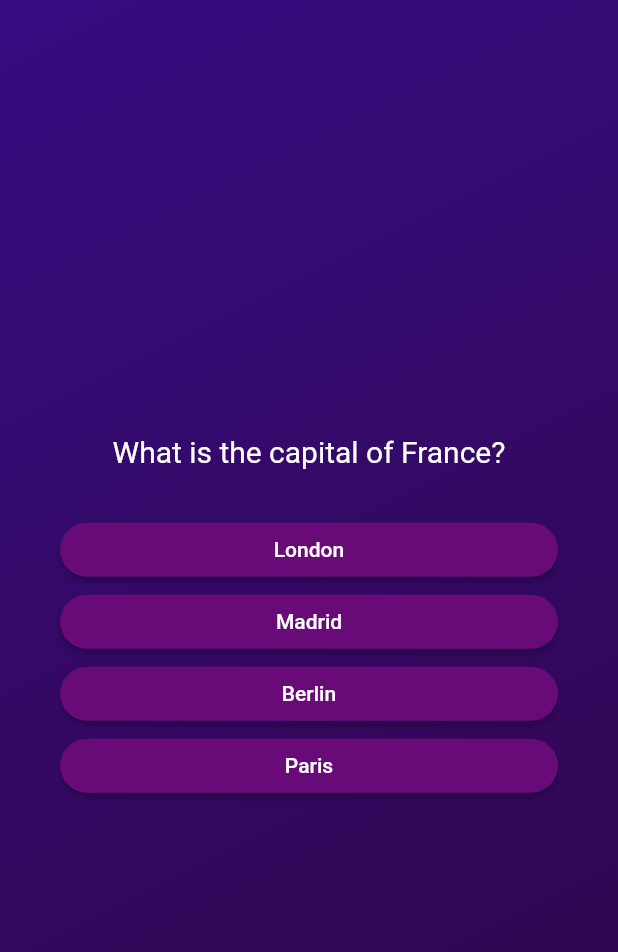
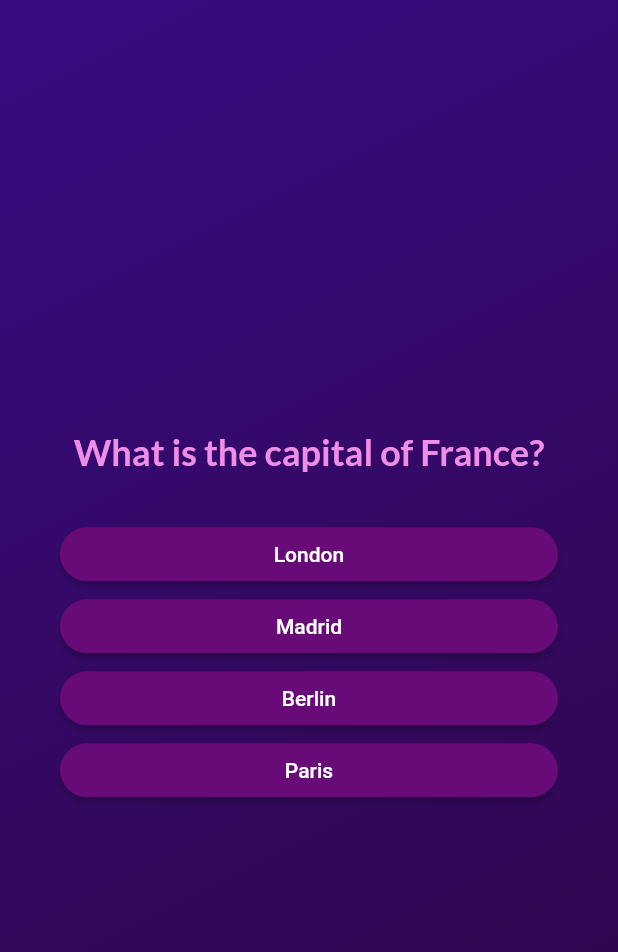
Before and after one commit to vgurguriev/quizz, a Flutter app: the screen it shows after launch, after a tap on "Start Quizz", on a phone screen of 412 x 824 dp. Shown: the top 952 px of the screen. Run offline on Flutter 3.47's test engine with Material 2 defaults, Android fonts, the phone set to English and light mode, and no system bars; our stand-ins replace google_fonts.

Commit message:
Initial commit

```diff
--- a/lib/questions_screen.dart
+++ b/lib/questions_screen.dart
@@ -1,9 +1,12 @@
 import 'package:flutter/material.dart';
+import 'package:google_fonts/google_fonts.dart';
 import 'package:quizz/answer_button.dart';
 import 'package:quizz/data/questions.dart';
 
 class QuestionsScreen extends StatefulWidget {
-  const QuestionsScreen({super.key});
+  const QuestionsScreen({super.key, required this.onSeectAnswer});
+
+  final void Function(String answer) onSeectAnswer;
 
   @override
   State<QuestionsScreen> createState() {
@@ -14,7 +17,8 @@ class QuestionsScreen extends StatefulWidget {
 class _QuestionsScreenState extends State<QuestionsScreen> {
   var currentQuestionIndex = 0;
 
-  void answerQuestion() {
+  void answerQuestion(String selectedAnswer) {
+    widget.onSeectAnswer(selectedAnswer);
     setState(() {
       currentQuestionIndex++;
     });
@@ -34,17 +38,20 @@ class _QuestionsScreenState extends State<QuestionsScreen> {
           children: [
             Text(
               currentQuestion.text,
-              style: const TextStyle(
-                color: Colors.white,
-                fontSize: 20,
+              style: GoogleFonts.lato(
+                color: const Color.fromARGB(255, 239, 142, 230),
+                fontSize: 24,
+                fontWeight: FontWeight.bold,
               ),
               textAlign: TextAlign.center,
             ),
             const SizedBox(height: 30),
             ...currentQuestion
-            .getShufflesAnswers()
-            .map((answer) => AnswerButton(answerText: answer, onTap: answerQuestion,)
-            ),
+                .getShufflesAnswers()
+                .map((answer) => AnswerButton(
+                      answerText: answer,
+                      onTap: answerQuestion,
+                    )),
           ],
         ),
       ),
--- a/lib/quiz.dart
+++ b/lib/quiz.dart
@@ -12,6 +12,7 @@ class Quiz extends StatefulWidget {
 }
 
 class _QuizState extends State<Quiz> {
+  final List<String> selectedAnswers = [];
   var activeScreen = 'start-screen';
 
   switchScreen() {
@@ -20,11 +21,15 @@ class _QuizState extends State<Quiz> {
     });
   }
 
+ void chooseAnswer(String answer) {
+    selectedAnswers.add(answer);
+  }
+
   @override
   Widget build(context) {
     Widget screenWidget = activeScreen == 'start-screen'
         ? StartScreen(switchScreen)
-        : const QuestionsScreen();
+        : QuestionsScreen(onSeectAnswer: chooseAnswer,);
 
     return MaterialApp(
       home: Scaffold(
--- a/lib/start_screen.dart
+++ b/lib/start_screen.dart
@@ -1,4 +1,5 @@
 import 'package:flutter/material.dart';
+import 'package:google_fonts/google_fonts.dart';
 
 class StartScreen extends StatelessWidget {
   const StartScreen(this.startQuiz, {super.key});
@@ -19,10 +20,10 @@ class StartScreen extends StatelessWidget {
           const SizedBox(
             height: 80,
           ),
-          const Text(
+          Text(
             "Let's Quizz",
-            style: TextStyle(
-              color: Colors.white,
+            style: GoogleFonts.lato(
+              color: const Color.fromARGB(255, 231, 99, 233),
               fontSize: 24,
             ),
           ),
--- a/pubspec.yaml
+++ b/pubspec.yaml
@@ -35,6 +35,7 @@ dependencies:
   # The following adds the Cupertino Icons font to your application.
   # Use with the CupertinoIcons class for iOS style icons.
   cupertino_icons: ^1.0.2
+  google_fonts: ^5.1.0
 
 dev_dependencies:
   flutter_test:
```
Also changed, not shown: pubspec.lock, 1 other file.
